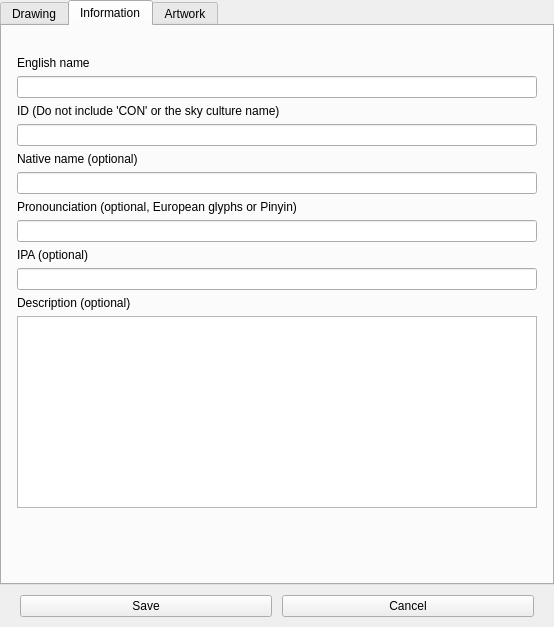
Above: plugins/SkyCultureMaker/src/gui/scmConstellationDialog.ui from Stellarium/stellarium before the change. Below: the same form after it.
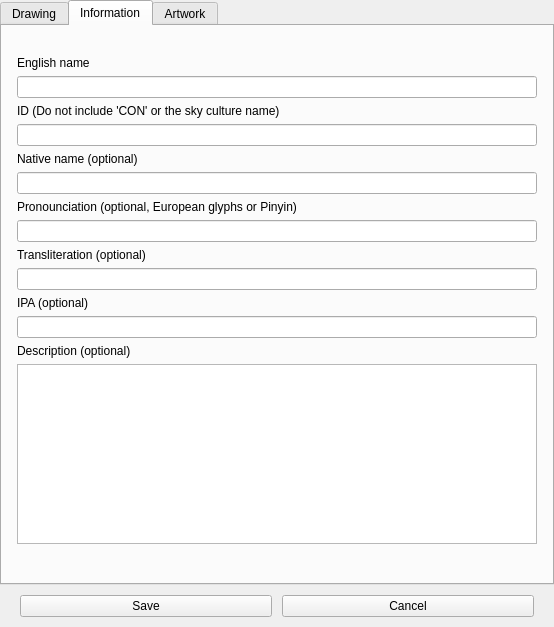
That is the form after the change. The open tabs and pages were chosen to show the change. Icons and pictures are not drawn. Custom widgets are drawn as their Qt base class.

Commit message: add missing "transliteration" field in SCM

```diff
--- a/plugins/SkyCultureMaker/src/gui/scmConstellationDialog.ui
+++ b/plugins/SkyCultureMaker/src/gui/scmConstellationDialog.ui
@@ -157,6 +157,16 @@
        <item>
         <widget class="QLineEdit" name="pronounceLE"/>
        </item>
+       <item>
+        <widget class="QLabel" name="translitLbl">
+         <property name="text">
+          <string>Transliteration (optional)</string>
+         </property>
+        </widget>
+       </item>
+       <item>
+        <widget class="QLineEdit" name="translitLE"/>
+       </item>
        <item>
         <widget class="QLabel" name="ipaLbl">
          <property name="text">
```
The commit also changes 4 other files.
